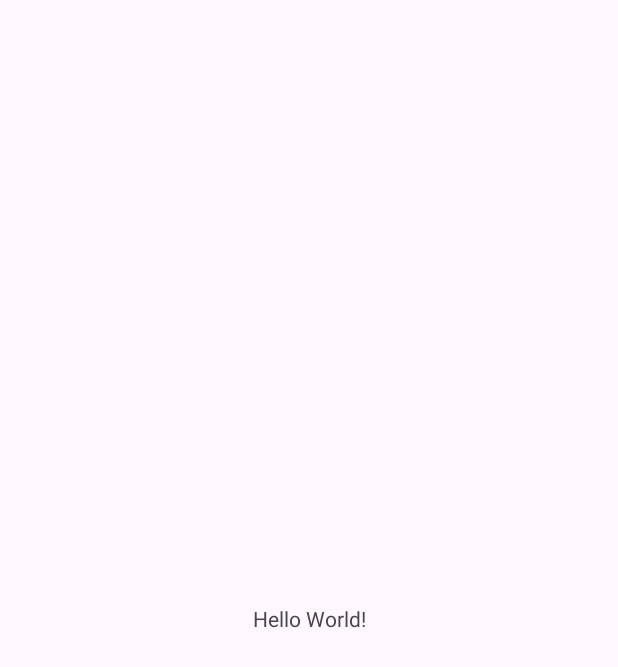
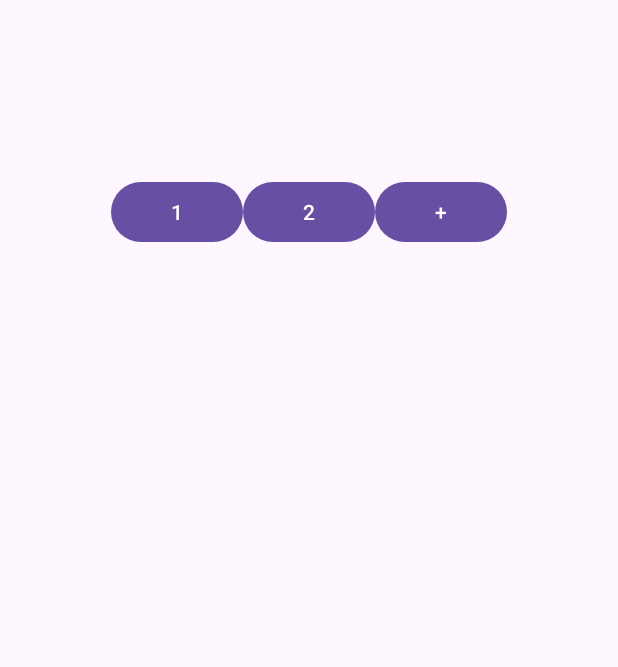
Before and after one commit to irfankhan14/SampleUiTests, an Android app: the screen it shows after launch (MainActivity), on a phone screen of 412 x 824 dp. Before the commit the part shown is almost empty. Shown: the top 667 px of the screen. Run offline under Robolectric (Android 15) with nearby library versions, the phone set to English and light mode, and no system bars.

Commit message:
Sample code concatenation with ui and logic

```diff
--- a/app/src/main/java/net/yasik/sampleuitest/MainActivity.kt
+++ b/app/src/main/java/net/yasik/sampleuitest/MainActivity.kt
@@ -3,18 +3,47 @@ package net.yasik.sampleuitest
 import android.os.Bundle
 import androidx.activity.enableEdgeToEdge
 import androidx.appcompat.app.AppCompatActivity
-import androidx.core.view.ViewCompat
-import androidx.core.view.WindowInsetsCompat
+
+import android.widget.Button
+import android.widget.TextView
 
 class MainActivity : AppCompatActivity() {
+
+    private lateinit var result: TextView
+
     override fun onCreate(savedInstanceState: Bundle?) {
         super.onCreate(savedInstanceState)
         enableEdgeToEdge()
         setContentView(R.layout.activity_main)
-        ViewCompat.setOnApplyWindowInsetsListener(findViewById(R.id.main)) { v, insets ->
-            val systemBars = insets.getInsets(WindowInsetsCompat.Type.systemBars())
-            v.setPadding(systemBars.left, systemBars.top, systemBars.right, systemBars.bottom)
-            insets
+
+
+        result = findViewById(R.id.result)
+
+        val buttonOne = findViewById<Button>(R.id.button_one)
+        val buttonTwo = findViewById<Button>(R.id.button_two)
+        val buttonPlus = findViewById<Button>(R.id.button_plus)
+
+        buttonOne.setOnClickListener { addNumber(1) }
+        buttonTwo.setOnClickListener { addNumber(2) }
+        buttonPlus.setOnClickListener { addOperation() }
+    }
+
+    private fun addNumber(number: Int) {
+        val currentText = result.text.toString()
+        result.text = currentText + number
+    }
+
+    private fun addOperation() {
+        val currentText = result.text.toString()
+        result.text = "$currentText+"
+    }
+
+    fun calculate(expression: String): Int {
+        val parts = expression.split("\\+".toRegex()).toTypedArray()
+        var sum = 0
+        for (part in parts) {
+            sum += part.toInt()
         }
+        return sum
     }
 }
--- a/app/src/main/res/layout/activity_main.xml
+++ b/app/src/main/res/layout/activity_main.xml
@@ -1,19 +1,42 @@
 <?xml version="1.0" encoding="utf-8"?>
-<androidx.constraintlayout.widget.ConstraintLayout xmlns:android="http://schemas.android.com/apk/res/android"
-    xmlns:app="http://schemas.android.com/apk/res-auto"
-    xmlns:tools="http://schemas.android.com/tools"
-    android:id="@+id/main"
+<LinearLayout
+    xmlns:android="http://schemas.android.com/apk/res/android"
     android:layout_width="match_parent"
     android:layout_height="match_parent"
-    tools:context=".MainActivity">
+    android:orientation="vertical">
 
     <TextView
-        android:layout_width="wrap_content"
+        android:id="@+id/result"
+        android:layout_marginTop="50dp"
+        android:layout_width="match_parent"
         android:layout_height="wrap_content"
-        android:text="Hello World!"
-        app:layout_constraintBottom_toBottomOf="parent"
-        app:layout_constraintEnd_toEndOf="parent"
-        app:layout_constraintStart_toStartOf="parent"
-        app:layout_constraintTop_toTopOf="parent" />
+        android:gravity="center"
+        android:textSize="50sp" />
 
-</androidx.constraintlayout.widget.ConstraintLayout>
+    <LinearLayout
+        android:gravity="center"
+        android:layout_width="match_parent"
+        android:layout_height="wrap_content"
+        android:orientation="horizontal">
+
+        <Button
+            android:id="@+id/button_one"
+            android:layout_width="wrap_content"
+            android:layout_height="wrap_content"
+            android:text="1" />
+
+        <Button
+            android:id="@+id/button_two"
+            android:layout_width="wrap_content"
+            android:layout_height="wrap_content"
+            android:text="2" />
+
+        <Button
+            android:id="@+id/button_plus"
+            android:layout_width="wrap_content"
+            android:layout_height="wrap_content"
+            android:text="+" />
+
+    </LinearLayout>
+
+</LinearLayout>
```
